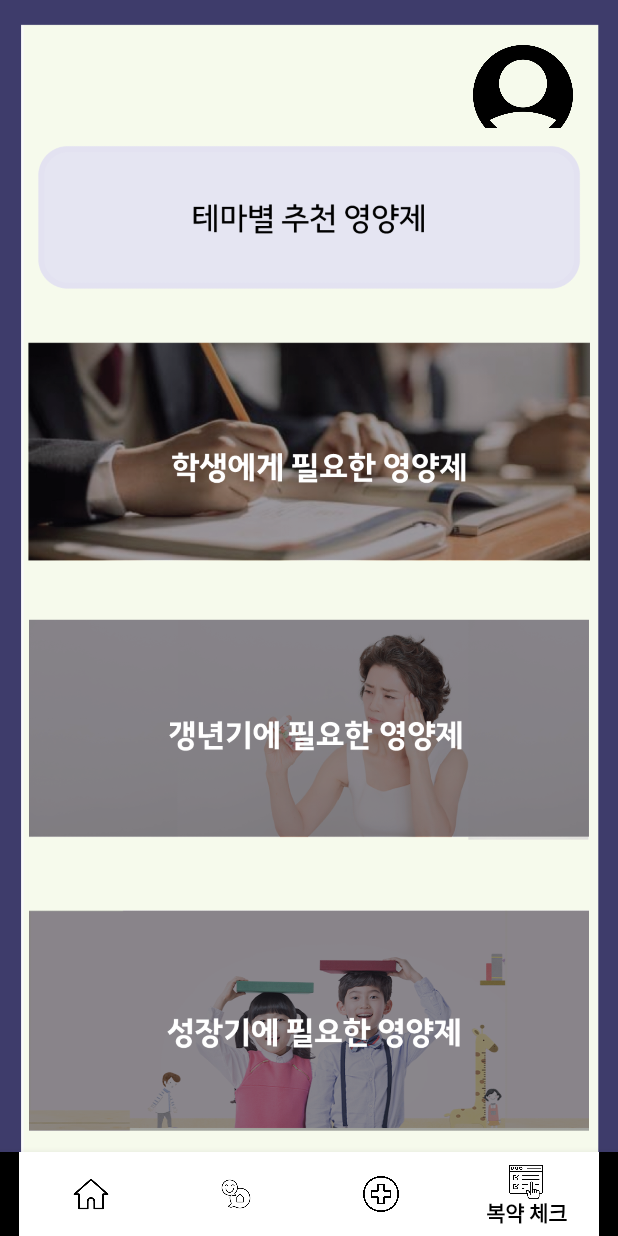
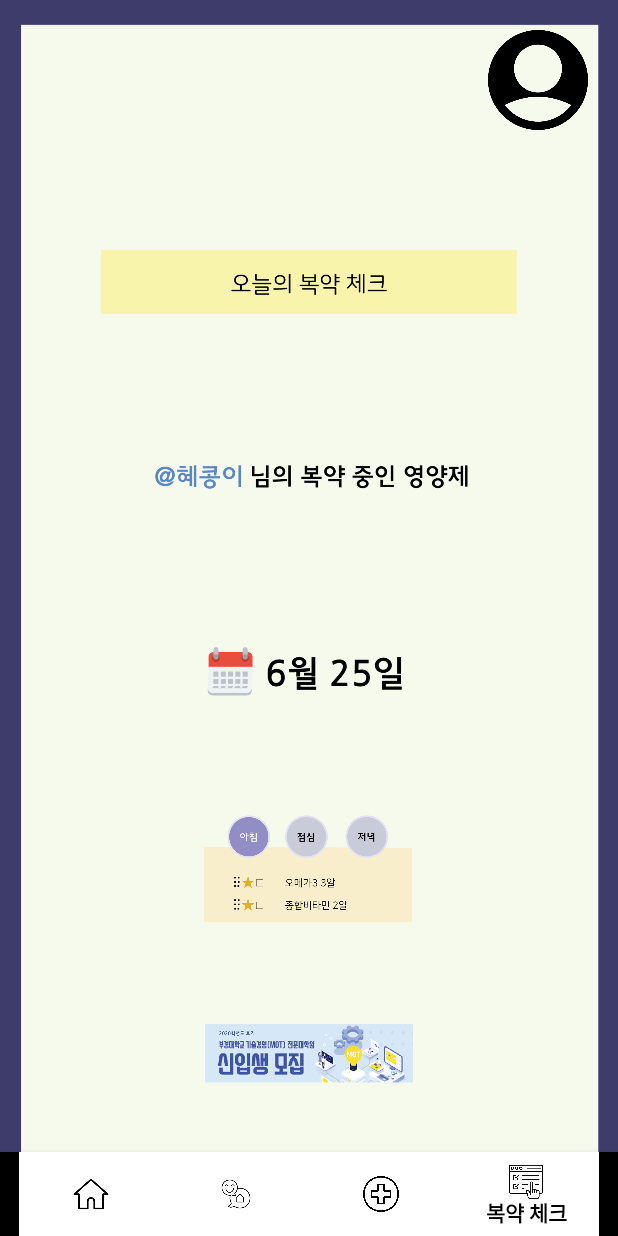
Before and after one commit to gkscoals22/pill_so_good, an Android app: the screen it shows after launch (MainActivity), item 4 of the bottom bar chosen, on a phone screen of 412 x 824 dp. Run offline under Robolectric (Android 15) with nearby library versions, the phone set to English and light mode, and no system bars.

Commit message:
Apply pillCheck tab but need to adjust UI.

```diff
--- a/app/src/main/java/com/example/pillsogood/MainActivity.java
+++ b/app/src/main/java/com/example/pillsogood/MainActivity.java
@@ -20,7 +20,7 @@ public class MainActivity extends AppCompatActivity {
     private home_question_investigation_fragment frag1_1;
     private community_fragment frag2;
     private pharmacy_fragment frag3;
-    private home_recommend_pill_fragment frag4;
+    private pill_check_fragment frag4;
 
     @Override
     protected void onCreate(Bundle savedInstanceState)
@@ -58,7 +58,7 @@ public class MainActivity extends AppCompatActivity {
         frag1_1= new home_question_investigation_fragment();
         frag2=new community_fragment();
         frag3=new pharmacy_fragment();
-        frag4=new home_recommend_pill_fragment();
+        frag4=new pill_check_fragment();
         setFrag(0); // 첫 프래그먼트 화면 지정
     }
     public void replaceFragment(Fragment fragment){
--- a/app/src/main/java/com/example/pillsogood/pharmacy_fragment.java
+++ b/app/src/main/java/com/example/pillsogood/pharmacy_fragment.java
@@ -24,7 +24,7 @@ public class pharmacy_fragment extends Fragment // Fragment 클래스를 상속
     @Override
     public View onCreateView(@NonNull LayoutInflater inflater, @Nullable ViewGroup container, @Nullable Bundle savedInstanceState)
     {
-        view = inflater.inflate(R.layout.pharmacy_fragment,container,false);
+        view = inflater.inflate(R.layout.pharmacy,container,false);
 
         ImageView imageView = (ImageView)view.findViewById(R.id.imageview);
         ImageView imageView2 = (ImageView)view.findViewById(R.id.imageview2);
--- /dev/null
+++ b/app/src/main/java/com/example/pillsogood/pill_check_fragment.java
@@ -0,0 +1,52 @@
+package com.example.pillsogood;
+
+import android.os.Bundle;
+import android.view.LayoutInflater;
+import android.view.View;
+import android.view.ViewGroup;
+import android.widget.ImageView;
+import android.widget.TextView;
+
+import androidx.annotation.NonNull;
+import androidx.annotation.Nullable;
+import androidx.fragment.app.Fragment;
+
+public class pill_check_fragment extends Fragment // Fragment 클래스를 상속받아야한다
+{
+
+    private View view;
+    private ImageView profile;
+    private ImageView imageview;
+    private ImageView imageview2;
+    private ImageView imageview3;
+    private ImageView imageview4;
+    private ImageView imageview5;
+    public static pill_check_fragment newInstance() {
+        return new pill_check_fragment();
+    }
+
+    @Nullable
+    @Override
+    public View onCreateView(@NonNull LayoutInflater inflater, @Nullable ViewGroup container, @Nullable Bundle savedInstanceState)
+    {
+        view = inflater.inflate(R.layout.pill_check,container,false);
+
+        profile = (ImageView)view.findViewById(R.id.profileview);
+        imageview = (ImageView)view.findViewById(R.id.imageview);
+        imageview2 = (ImageView)view.findViewById(R.id.imageview2);
+        imageview3 = (ImageView)view.findViewById(R.id.imageview3);
+        imageview4 = (ImageView)view.findViewById(R.id.imageview4);
+        imageview5 = (ImageView)view.findViewById(R.id.imageview5);
+
+        profile.getLayoutParams().height=100;
+        profile.getLayoutParams().width=100;
+        profile.setImageResource(R.drawable.profile_image);
+        imageview.setImageResource(R.drawable.today_pill_check);
+        imageview2.setImageResource(R.drawable.pill_ing);
+        imageview3.setImageResource(R.drawable.today);
+        imageview4.setImageResource(R.drawable.pill_after_meal);
+        imageview5.setImageResource(R.drawable.banner);
+
+        return view;
+    }
+}
--- /dev/null
+++ b/app/src/main/res/layout/pill_check.xml
@@ -0,0 +1,96 @@
+<?xml version="1.0" encoding="utf-8"?>
+<LinearLayout xmlns:android="http://schemas.android.com/apk/res/android"
+    xmlns:app="http://schemas.android.com/apk/res-auto"
+    xmlns:tools="http://schemas.android.com/tools"
+    android:layout_width="match_parent"
+    android:layout_height="match_parent"
+    tools:context=".MainActivity"
+    tools:ignore="MissingDefaultResource"
+    android:orientation="vertical">
+    <LinearLayout
+        android:id="@+id/layout_horizon"
+        android:layout_width="wrap_content"
+        android:layout_height="0dp"
+        android:orientation="vertical"
+        android:layout_gravity="right"
+        android:layout_weight="1">
+
+        <ImageView
+            android:id="@+id/profileview"
+            android:layout_width="wrap_content"
+            android:layout_height="wrap_content"
+            android:layout_marginTop="20dp"
+            android:layout_marginLeft="20dp"
+            android:layout_marginRight="20dp"
+            android:layout_marginBottom="5dp"
+            android:adjustViewBounds="true"
+            android:scaleType="fitEnd" />
+    </LinearLayout>
+    <LinearLayout
+        android:layout_width="match_parent"
+        android:layout_height="0dp"
+        android:orientation="vertical"
+        android:layout_weight="1">
+        <ImageView
+            android:id="@+id/imageview"
+            android:layout_width="match_parent"
+            android:layout_height="match_parent"
+            android:layout_marginTop="5dp"
+            android:layout_marginLeft="20dp"
+            android:layout_marginRight="20dp"
+            android:scaleType="fitCenter"
+             />
+    </LinearLayout>
+    <LinearLayout
+        android:layout_width="match_parent"
+        android:layout_height="0dp"
+        android:orientation="vertical"
+        android:layout_weight="1">
+        <ImageView
+            android:id="@+id/imageview2"
+            android:layout_width="match_parent"
+            android:layout_height="wrap_content"
+            android:layout_marginTop="5dp"
+            android:layout_marginLeft="20dp"
+            android:layout_marginRight="20dp"
+            android:scaleType="fitCenter"
+            />
+    </LinearLayout>
+    <LinearLayout
+        android:layout_width="match_parent"
+        android:layout_height="0dp"
+        android:orientation="vertical"
+        android:layout_weight="1">
+        <ImageView
+            android:id="@+id/imageview3"
+            android:layout_width="match_parent"
+            android:layout_height="wrap_content"
+            android:scaleType="fitCenter"
+             />
+    </LinearLayout>
+    <LinearLayout
+        android:layout_width="match_parent"
+        android:layout_height="0dp"
+        android:orientation="vertical"
+        android:layout_weight="1">
+        <ImageView
+            android:id="@+id/imageview4"
+            android:layout_width="match_parent"
+            android:layout_height="wrap_content"
+            android:scaleType="fitCenter"
+             />
+    </LinearLayout>
+    <LinearLayout
+        android:layout_width="match_parent"
+        android:layout_height="0dp"
+        android:orientation="vertical"
+        android:layout_weight="1">
+        <ImageView
+            android:id="@+id/imageview5"
+            android:layout_width="match_parent"
+            android:layout_height="wrap_content"
+            android:scaleType="fitCenter"
+             />
+    </LinearLayout>
+
+</LinearLayout>
```
Also changed, not shown: app/src/main/res/drawable-v24/banner.png (added), app/src/main/res/drawable-v24/pill_after_meal.png (added), app/src/main/res/drawable-v24/pill_ing.png (added), app/src/main/res/drawable-v24/today.png (added), app/src/main/res/drawable-v24/today_pill_check.png (added), app/src/main/res/layout/pharmacy.xml (renamed from app/src/main/res/layout/pharmacy_fragment.xml).
